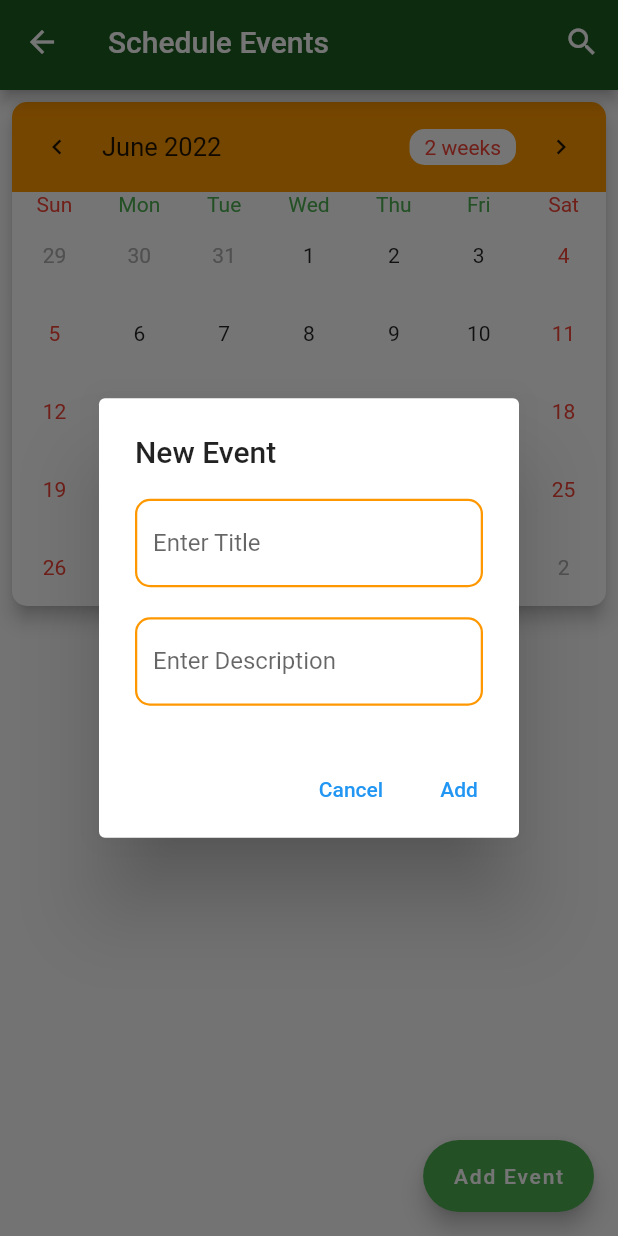
After one commit to harold1194/cmdi_studenthandbook, a Flutter app: the CalendarEventScreen screen opened directly, after a tap on "Add Event", on a phone screen of 412 x 824 dp. The commit adds this screen. Run offline on Flutter 3.47's test engine with Material 2 defaults, Android fonts, the phone set to English and light mode, and no system bars; drawn by our look-alikes of table_calendar; our stand-ins replace shared_preferences; missing offline and left inert: switcher_button; accounts and stored records are empty.

Commit message:
calendar screen

```diff
--- /dev/null
+++ b/lib/models/myevents.dart
@@ -0,0 +1,9 @@
+class MyEvents {
+  final String eventTitle;
+  final String eventDescp;
+
+  MyEvents({required this.eventTitle, required this.eventDescp});
+
+  @override
+  String toString() => eventTitle;
+}
--- /dev/null
+++ b/lib/screens/calendar_screen.dart
@@ -0,0 +1,227 @@
+// ignore_for_file: library_private_types_in_public_api
+
+import 'package:cmdi_student_handbook/models/myevents.dart';
+import 'package:cmdi_student_handbook/widgets/custom_appbar.dart';
+import 'package:cmdi_student_handbook/widgets/utils.dart';
+import 'package:flutter/material.dart';
+import 'package:table_calendar/table_calendar.dart';
+
+class CalendarEventScreen extends StatefulWidget {
+  const CalendarEventScreen({Key? key}) : super(key: key);
+
+  @override
+  _CalendarEventScreenState createState() => _CalendarEventScreenState();
+}
+
+class _CalendarEventScreenState extends State<CalendarEventScreen> {
+  CalendarFormat _calendarFormat = CalendarFormat.month;
+  DateTime _focusedDay = DateTime.now();
+  DateTime? _selectedDay;
+  final TextEditingController titleController = TextEditingController();
+  final TextEditingController descrpController = TextEditingController();
+
+  late Map<DateTime, List<MyEvents>> mySelectedEvents;
+
+  @override
+  void initState() {
+    _selectedDay = _focusedDay;
+    mySelectedEvents = {};
+    super.initState();
+  }
+
+  @override
+  void dispose() {
+    titleController.dispose();
+    descrpController.dispose();
+    super.dispose();
+  }
+
+  List<MyEvents> _listOfDayEvents(DateTime dateTime) {
+    return mySelectedEvents[dateTime] ?? [];
+  }
+
+  _showAddEventDialog() async {
+    await showDialog(
+      context: context,
+      builder: (context) => AlertDialog(
+        title: const Text('New Event'),
+        content: Column(
+          crossAxisAlignment: CrossAxisAlignment.stretch,
+          mainAxisSize: MainAxisSize.min,
+          children: [
+            buildTextField(controller: titleController, hint: 'Enter Title'),
+            const SizedBox(height: 20),
+            buildTextField(
+                controller: descrpController, hint: 'Enter Description'),
+          ],
+        ),
+        actions: [
+          TextButton(
+            onPressed: () => Navigator.pop(context),
+            child: const Text('Cancel'),
+          ),
+          TextButton(
+            onPressed: () {
+              if (titleController.text.isEmpty &&
+                  descrpController.text.isEmpty) {
+                ScaffoldMessenger.of(context).showSnackBar(
+                  const SnackBar(
+                    content: Text('Please enter title & description'),
+                    duration: Duration(seconds: 3),
+                  ),
+                );
+                return;
+              } else {
+                setState(
+                  () {
+                    if (mySelectedEvents[_selectedDay] != null) {
+                      mySelectedEvents[_selectedDay]?.add(MyEvents(
+                        eventTitle: titleController.text,
+                        eventDescp: descrpController.text,
+                      ));
+                    } else {
+                      mySelectedEvents[_selectedDay!] = [
+                        MyEvents(
+                          eventTitle: titleController.text,
+                          eventDescp: descrpController.text,
+                        )
+                      ];
+                    }
+                    titleController.clear();
+                    descrpController.clear();
+                    Navigator.pop(context);
+                    return;
+                  },
+                );
+              }
+            },
+            child: const Text('Add'),
+          ),
+        ],
+      ),
+    );
+  }
+
+  Widget buildTextField(
+      {required TextEditingController controller, String? hint}) {
+    return TextField(
+      controller: controller,
+      textCapitalization: TextCapitalization.words,
+      decoration: InputDecoration(
+        labelText: hint ?? '',
+        focusedBorder: OutlineInputBorder(
+          borderSide: const BorderSide(color: Colors.orange, width: 1.5),
+          borderRadius: BorderRadius.circular(10),
+        ),
+        enabledBorder: OutlineInputBorder(
+          borderSide: const BorderSide(color: Colors.orange, width: 1.5),
+          borderRadius: BorderRadius.circular(10),
+        ),
+      ),
+    );
+  }
+
+  @override
+  Widget build(BuildContext context) {
+    return Scaffold(
+      appBar: CustomAppbar(
+          title: "Schedule Events", backgroundColor: Colors.green.shade900),
+      floatingActionButton: FloatingActionButton.extended(
+        backgroundColor: Colors.green,
+        onPressed: () => _showAddEventDialog(),
+        label: const Text('Add Event', style: TextStyle(color: Colors.white)),
+      ),
+      body: SingleChildScrollView(
+        child: Column(
+          children: [
+            Card(
+              margin: const EdgeInsets.all(8.0),
+              elevation: 5.0,
+              shape: const RoundedRectangleBorder(
+                borderRadius: BorderRadius.all(
+                  Radius.circular(10),
+                ),
+              ),
+              child: TableCalendar(
+                eventLoader: _listOfDayEvents,
+                headerStyle: const HeaderStyle(
+                  decoration: BoxDecoration(
+                    color: Colors.orange,
+                    borderRadius: BorderRadius.only(
+                      topLeft: Radius.circular(10),
+                      topRight: Radius.circular(10),
+                    ),
+                  ),
+                  formatButtonTextStyle: TextStyle(color: Colors.red),
+                  formatButtonDecoration: BoxDecoration(
+                    color: Colors.white,
+                    borderRadius: BorderRadius.all(
+                      Radius.circular(10),
+                    ),
+                  ),
+                  leftChevronIcon: Icon(Icons.chevron_left, size: 20),
+                  rightChevronIcon: Icon(Icons.chevron_right, size: 20),
+                ),
+                firstDay: kFirstDay,
+                lastDay: kLastDay,
+                focusedDay: _focusedDay,
+                calendarFormat: _calendarFormat,
+                daysOfWeekStyle: const DaysOfWeekStyle(
+                    weekdayStyle: TextStyle(color: Colors.green),
+                    weekendStyle: TextStyle(color: Colors.red)),
+                calendarStyle: const CalendarStyle(
+                    weekendTextStyle: TextStyle(color: Colors.red),
+                    todayDecoration: BoxDecoration(
+                        color: Colors.green, shape: BoxShape.circle),
+                    selectedDecoration: BoxDecoration(
+                        color: Colors.lightGreen, shape: BoxShape.circle)),
+                selectedDayPredicate: (day) {
+                  // Use `selectedDayPredicate` to determine which day is currently selected.
+                  // If this returns true, then `day` will be marked as selected.
+
+                  // Using `isSameDay` is recommended to disregard
+                  // the time-part of compared DateTime objects.
+                  return isSameDay(_selectedDay, day);
+                },
+                onDaySelected: (selectedDay, focusedDay) {
+                  if (!isSameDay(_selectedDay, selectedDay)) {
+                    // Call `setState()` when updating the selected day
+                    setState(() {
+                      _selectedDay = selectedDay;
+                      _focusedDay = focusedDay;
+                    });
+                  }
+                },
+                onFormatChanged: (format) {
+                  if (_calendarFormat != format) {
+                    // Call `setState()` when updating calendar format
+                    setState(() {
+                      _calendarFormat = format;
+                    });
+                  }
+                },
+                onPageChanged: (focusedDay) {
+                  // No need to call `setState()` here
+                  _focusedDay = focusedDay;
+                },
+              ),
+            ),
+            ..._listOfDayEvents(_selectedDay!).map(
+              (myEvents) => ListTile(
+                leading: const Icon(
+                  Icons.done,
+                  color: Colors.orange,
+                ),
+                title: Padding(
+                  padding: const EdgeInsets.only(bottom: 8.0),
+                  child: Text('Event Title: ${myEvents.eventTitle}'),
+                ),
+                subtitle: Text('Description: ${myEvents.eventDescp}'),
+              ),
+            ),
+          ],
+        ),
+      ),
+    );
+  }
+}
--- /dev/null
+++ b/lib/widgets/utils.dart
@@ -0,0 +1,51 @@
+import 'dart:collection';
+
+import 'package:table_calendar/table_calendar.dart';
+
+/// Example event class.
+class Event {
+  final String title;
+
+  const Event(this.title);
+
+  @override
+  String toString() => title;
+}
+
+/// Example events.
+///
+/// Using a [LinkedHashMap] is highly recommended if you decide to use a map.
+final kEvents = LinkedHashMap<DateTime, List<Event>>(
+  equals: isSameDay,
+  hashCode: getHashCode,
+)..addAll(_kEventSource);
+
+final _kEventSource = {
+  for (var item in List.generate(50, (index) => index))
+    DateTime.utc(kFirstDay.year, kFirstDay.month, item * 5): List.generate(
+      item % 4 + 1,
+      (index) => Event('Event $item | ${index + 1}'),
+    )
+}..addAll({
+    kToday: [
+      const Event('Today\'s Event 1'),
+      const Event('Today\'s Event 2'),
+    ],
+  });
+
+int getHashCode(DateTime key) {
+  return key.day * 1000000 + key.month * 10000 + key.year;
+}
+
+/// Returns a list of [DateTime] objects from [first] to [last], inclusive.
+List<DateTime> daysInRange(DateTime first, DateTime last) {
+  final dayCount = last.difference(first).inDays + 1;
+  return List.generate(
+    dayCount,
+    (index) => DateTime.utc(first.year, first.month, first.day + index),
+  );
+}
+
+final kToday = DateTime.now();
+final kFirstDay = DateTime(kToday.year, kToday.month - 3, kToday.day);
+final kLastDay = DateTime(kToday.year, kToday.month + 3, kToday.day);
--- a/pubspec.yaml
+++ b/pubspec.yaml
@@ -33,6 +33,7 @@ dependencies:
   provider: ^6.0.2
   shared_preferences: ^2.0.13
   switcher_button: ^0.0.4
+  table_calendar: ^3.0.6
 
 dev_dependencies:
   flutter_lints: ^1.0.0
```
Also changed, not shown: lib/screens/register_screen.dart (+13 -0 lines), pubspec.lock, 3 other files.
